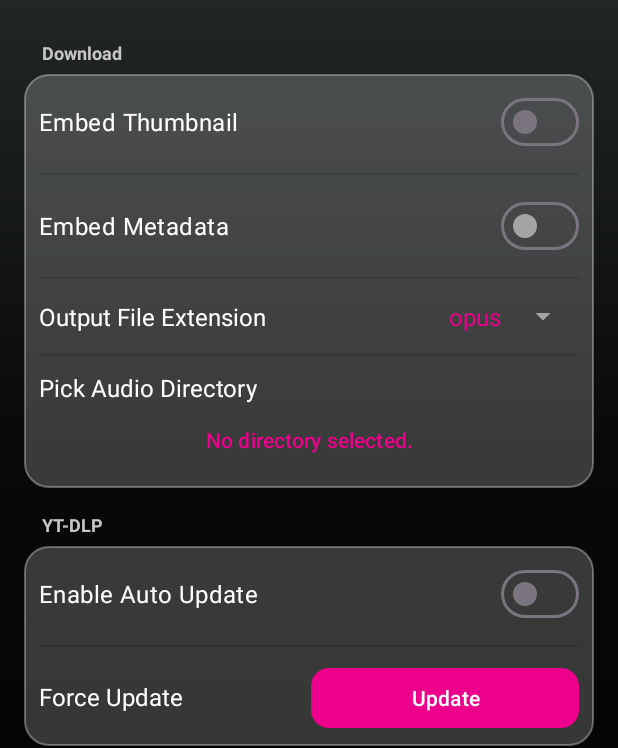
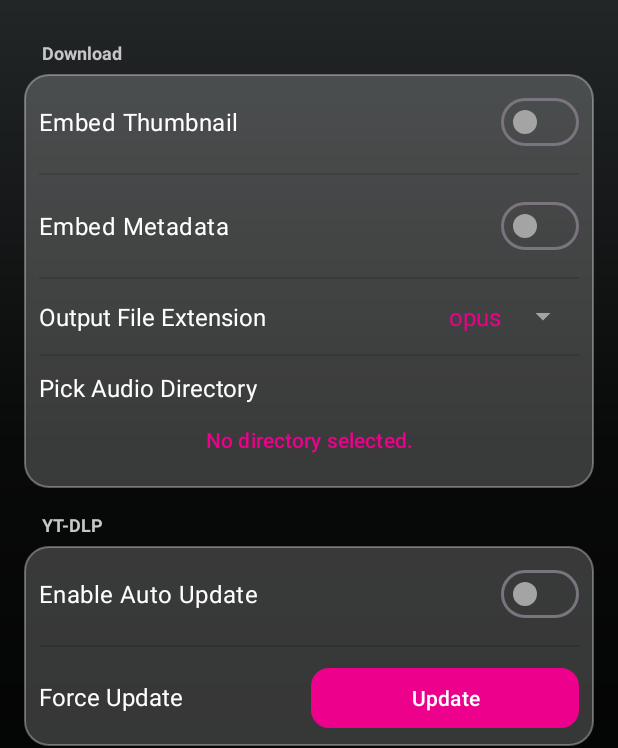
Before and after one commit to ErikNguyen20/TuneStacker2, an Android app: the screen it shows after launch (MainActivity), item 3 of the bottom bar chosen, on a phone screen of 412 x 824 dp. Shown: the part 178-926 px from the top of the screen. Run offline under Robolectric (Android 15) with nearby library versions, the phone set to English and light mode, and no system bars; libraries missing offline, so code that uses them is left out: com.yausername.ffmpeg, com.yausername.youtubedl_android; 2 statements that could not run were skipped.

Commit message:
Updated switch thumb colors in the settings menu

```diff
--- a/app/src/main/res/layout/fragment_settings.xml
+++ b/app/src/main/res/layout/fragment_settings.xml
@@ -58,6 +58,7 @@
                 android:text="Embed Thumbnail"
                 android:textColor="@color/white"
                 app:trackTint="@color/material_switch_track_color"
+                app:thumbTint="@color/material_switch_thumb_color"
                 android:textSize="16sp" />
 
             <View
@@ -176,6 +177,7 @@
                 android:text="Enable Auto Update"
                 android:textColor="@color/white"
                 app:trackTint="@color/material_switch_track_color"
+                app:thumbTint="@color/material_switch_thumb_color"
                 android:textSize="16sp" />
 
             <View
```
